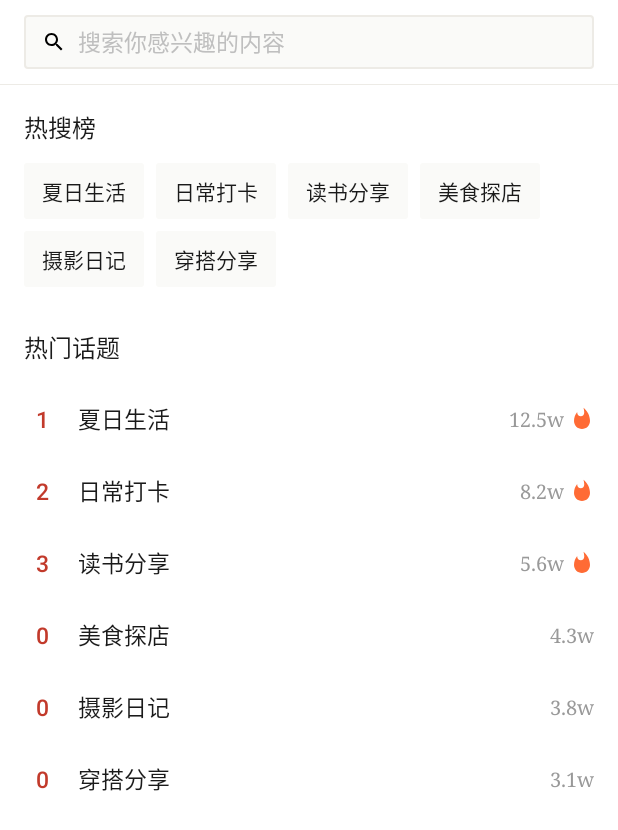
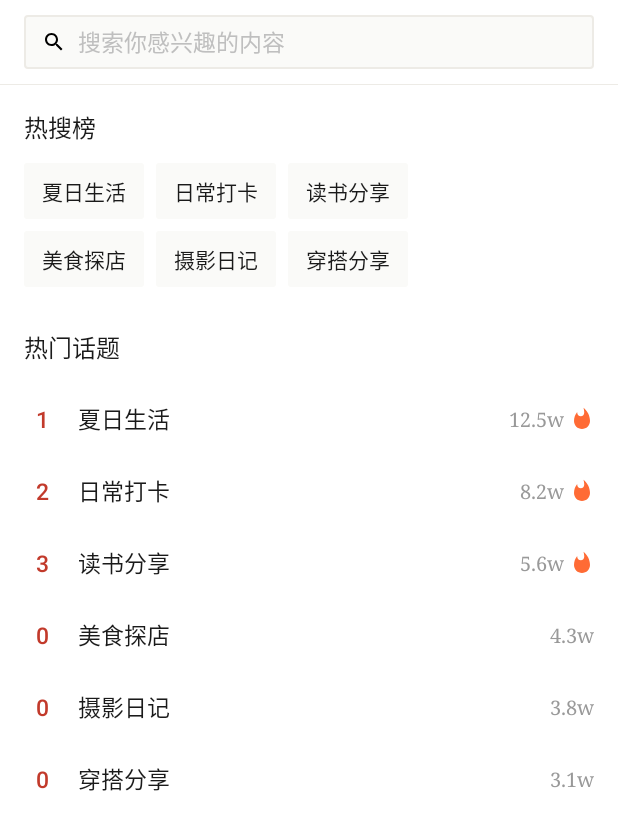
Before and after one commit to Arthurc1Moude/wenshu-app, an Android app: the fragment DiscoverFragment shown on its own in the app's theme, on a phone screen of 412 x 824 dp. Shown: the top 830 px of the screen. Run offline under Robolectric (Android 15) with nearby library versions, the light colour scheme and no system bars; 2 statements that could not run were skipped.

Commit message:
fix: 修复发现页闪退；修复关注按钮样式不更新；修复发布页图片预览不显示

```diff
--- a/app/src/main/java/com/wenshu/app/ui/discover/DiscoverFragment.kt
+++ b/app/src/main/java/com/wenshu/app/ui/discover/DiscoverFragment.kt
@@ -4,9 +4,11 @@ import android.content.Intent
 import android.graphics.Typeface
 import android.os.Bundle
 import android.util.Log
+import android.view.Gravity
 import android.view.LayoutInflater
 import android.view.View
 import android.view.ViewGroup
+import android.widget.LinearLayout
 import android.widget.TextView
 import androidx.core.content.ContextCompat
 import androidx.fragment.app.Fragment
@@ -27,14 +29,12 @@ class DiscoverFragment : Fragment() {
     private val hotSearches = listOf("夏日生活", "日常打卡", "读书分享", "美食探店", "摄影日记", "穿搭分享")
 
     override fun onCreateView(inflater: LayoutInflater, container: ViewGroup?, savedInstanceState: Bundle?): View {
-        Log.d("DiscoverFragment", "onCreateView")
         _binding = FragmentDiscoverBinding.inflate(inflater, container, false)
         return binding.root
     }
 
     override fun onViewCreated(view: View, savedInstanceState: Bundle?) {
         super.onViewCreated(view, savedInstanceState)
-        Log.d("DiscoverFragment", "onViewCreated")
         try {
             setupTrending()
             setupSearch()
@@ -47,7 +47,9 @@ class DiscoverFragment : Fragment() {
     }
 
     private fun setupSwipeRefresh() {
-        binding.swipeRefresh.setColorSchemeColors(ContextCompat.getColor(requireContext(), R.color.seal))
+        context?.let { ctx ->
+            binding.swipeRefresh.setColorSchemeColors(ContextCompat.getColor(ctx, R.color.seal))
+        }
         binding.swipeRefresh.setOnRefreshListener {
             loadTopics()
             binding.swipeRefresh.isRefreshing = false
@@ -76,27 +78,36 @@ class DiscoverFragment : Fragment() {
     }
 
     private fun setupHotSearches() {
+        val ctx = context ?: return
         binding.hotSearchLayout.removeAllViews()
-        hotSearches.forEach { search ->
-            val tv = TextView(requireContext()).apply {
+
+        var currentRow = LinearLayout(ctx).apply {
+            orientation = LinearLayout.HORIZONTAL
+            layoutParams = LinearLayout.LayoutParams(
+                LinearLayout.LayoutParams.MATCH_PARENT,
+                LinearLayout.LayoutParams.WRAP_CONTENT
+            )
+        }
+
+        val margin8 = (8 * resources.displayMetrics.density).toInt()
+        val padH = (12 * resources.displayMetrics.density).toInt()
+        val padV = (8 * resources.displayMetrics.density).toInt()
+
+        hotSearches.forEachIndexed { index, search ->
+            val tv = TextView(ctx).apply {
                 text = search
                 textSize = 14f
                 typeface = Typeface.SERIF
-                setTextColor(ContextCompat.getColor(requireContext(), R.color.text_primary))
+                setTextColor(ContextCompat.getColor(ctx, R.color.text_primary))
                 setBackgroundResource(R.drawable.bg_tag)
-                setPadding(
-                    resources.getDimensionPixelSize(R.dimen.spacing_md),
-                    resources.getDimensionPixelSize(R.dimen.spacing_sm),
-                    resources.getDimensionPixelSize(R.dimen.spacing_md),
-                    resources.getDimensionPixelSize(R.dimen.spacing_sm)
-                )
-                val params = com.google.android.flexbox.FlexboxLayout.LayoutParams(
-                    ViewGroup.LayoutParams.WRAP_CONTENT,
-                    ViewGroup.LayoutParams.WRAP_CONTENT
-                )
-                params.marginEnd = resources.getDimensionPixelSize(R.dimen.spacing_sm)
-                params.bottomMargin = resources.getDimensionPixelSize(R.dimen.spacing_sm)
-                layoutParams = params
+                setPadding(padH, padV, padH, padV)
+                layoutParams = LinearLayout.LayoutParams(
+                    LinearLayout.LayoutParams.WRAP_CONTENT,
+                    LinearLayout.LayoutParams.WRAP_CONTENT
+                ).apply {
+                    marginEnd = margin8
+                    bottomMargin = margin8
+                }
                 setOnClickListener {
                     try {
                         val intent = Intent(requireContext(), SearchActivity::class.java)
@@ -107,11 +118,26 @@ class DiscoverFragment : Fragment() {
                     }
                 }
             }
-            binding.hotSearchLayout.addView(tv)
+            currentRow.addView(tv)
+
+            if ((index + 1) % 3 == 0 && index < hotSearches.size - 1) {
+                binding.hotSearchLayout.addView(currentRow)
+                currentRow = LinearLayout(ctx).apply {
+                    orientation = LinearLayout.HORIZONTAL
+                    layoutParams = LinearLayout.LayoutParams(
+                        LinearLayout.LayoutParams.MATCH_PARENT,
+                        LinearLayout.LayoutParams.WRAP_CONTENT
+                    )
+                }
+            }
+        }
+        if (currentRow.childCount > 0) {
+            binding.hotSearchLayout.addView(currentRow)
         }
     }
 
     private fun setupTrending() {
+        val ctx = context ?: return
         trendingAdapter = TrendingTopicAdapter(
             onTopicClick = { topic ->
                 try {
@@ -124,7 +150,7 @@ class DiscoverFragment : Fragment() {
             }
         )
         binding.recyclerTrending.apply {
-            layoutManager = LinearLayoutManager(requireContext())
+            layoutManager = LinearLayoutManager(ctx)
             adapter = trendingAdapter
             itemAnimator = null
         }
@@ -132,7 +158,6 @@ class DiscoverFragment : Fragment() {
 
     private fun observeData() {
         viewModel.trendingTags.observe(viewLifecycleOwner) { topics ->
-            Log.d("DiscoverFragment", "Trending topics updated: ${topics?.size ?: 0}")
             trendingAdapter.submitList(topics ?: emptyList())
         }
     }
--- a/app/src/main/res/layout/fragment_discover.xml
+++ b/app/src/main/res/layout/fragment_discover.xml
@@ -77,13 +77,12 @@
                     android:fontFamily="sans-serif-medium"
                     android:layout_marginBottom="@dimen/spacing_md" />
 
-                <com.google.android.flexbox.FlexboxLayout
+                <LinearLayout
                     android:id="@+id/hot_search_layout"
                     android:layout_width="match_parent"
                     android:layout_height="wrap_content"
                     android:layout_marginBottom="@dimen/spacing_xl"
-                    app:flexWrap="wrap"
-                    app:alignItems="center" />
+                    android:orientation="vertical" />
 
                 <TextView
                     android:layout_width="wrap_content"
```
Also changed, not shown: app/src/main/java/com/wenshu/app/ui/adapters/PublishImageAdapter.kt (+15 -8 lines), app/src/main/java/com/wenshu/app/ui/profile/UserProfileActivity.kt (+11 -10 lines).
